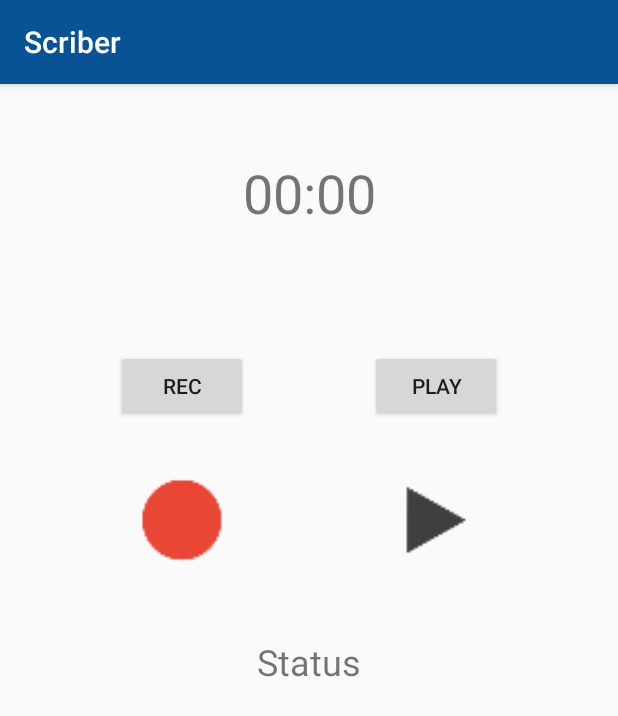
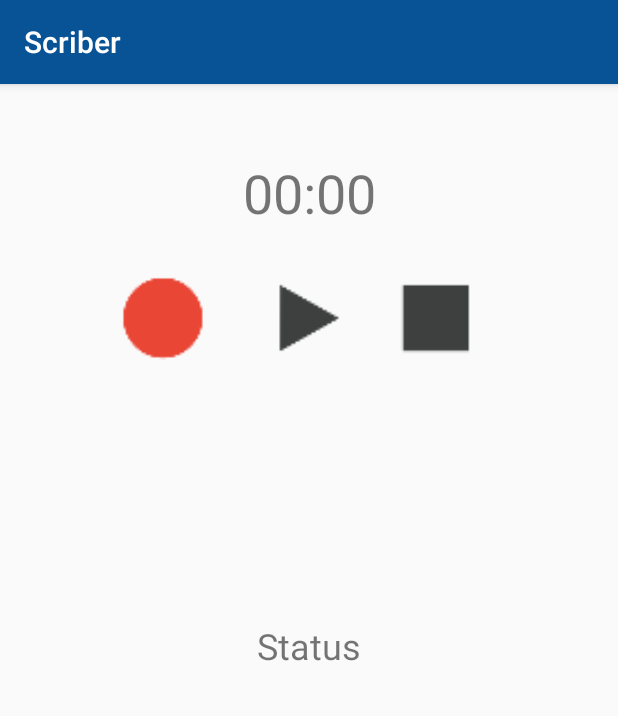
Before and after one commit to TimBent/ScriberV2, an Android app: the screen it shows after launch (MainActivity), on a phone screen of 412 x 824 dp. Shown: the top 716 px of the screen. Run offline under Robolectric (Android 15) with nearby library versions, the phone set to English and light mode, and no system bars.

Commit message:
New stop button added. Status text view.

```diff
--- a/app/src/main/java/com/example/jnrmint/scriber/MainActivity.java
+++ b/app/src/main/java/com/example/jnrmint/scriber/MainActivity.java
@@ -1,8 +1,6 @@
 package com.example.jnrmint.scriber;
 
 import android.Manifest;
-import android.annotation.SuppressLint;
-import android.content.Context;
 import android.content.pm.PackageManager;
 import android.media.MediaPlayer;
 import android.media.MediaRecorder;
@@ -12,10 +10,7 @@ import android.support.v7.app.AppCompatActivity;
 import android.os.Bundle;
 import android.util.Log;
 import android.view.View;
-import android.view.ViewGroup;
-import android.widget.Button;
 import android.widget.ImageButton;
-import android.widget.LinearLayout;
 import android.widget.TextView;
 
 import java.io.IOException;
@@ -30,17 +25,19 @@ public class MainActivity extends AppCompatActivity {
     private boolean mStartRecording = true;
     private boolean mStartPlaying = true;
     private boolean mFirstPlay = true;
+    private boolean mFirstRecord = true;
+    private boolean mStopped = false;
 
     private static final String LOG_TAG = "AudioRecordTest";
     private static final int REQUEST_RECORD_AUDIO_PERMISSION = 200;
     private static String mFileName = null;
+    private static String sFileName = null;
 
-    private Button mRecordButton = null;
     private ImageButton mRecIcon = null;
     private MediaRecorder mRecorder = null;
 
-    private Button   mPlayButton = null;
     private ImageButton mPlayIcon = null;
+    private ImageButton mStopIcon = null;
     private MediaPlayer mPlayer = null;
 
     // Requesting permission to RECORD_AUDIO
@@ -55,7 +52,7 @@ public class MainActivity extends AppCompatActivity {
 
         // Record to the external cache directory for visibility
         mFileName = getExternalCacheDir().getAbsolutePath();
-        mFileName += "/audiorecordtest.AAC";
+        mFileName += "/audiorecordtest.3gp";
 
         ActivityCompat.requestPermissions(this, permissions, REQUEST_RECORD_AUDIO_PERMISSION);
 
@@ -67,69 +64,50 @@ public class MainActivity extends AppCompatActivity {
 
         status = findViewById(R.id.output);
 
-        mRecordButton = findViewById(R.id.btnRec);
-        mRecordButton.setOnClickListener(new View.OnClickListener() {
-            @Override
-            public void onClick(View view) {
-                        onRecord(mStartRecording);
-                        if (mStartRecording) {
-                            mRecordButton.setText("STOP");
-                            time.startTimer();
-                        } else {
-                            mRecordButton.setText("REC");
-                            time.stopTimer();
-                        }
-                        mStartRecording = !mStartRecording;
-                    }
-                });
-
-        mRecIcon = findViewById(R.id.imageButton3);
+        mRecIcon = findViewById(R.id.playpausebtn);
         mRecIcon.setBackgroundResource(R.drawable.ic_strt_rec);
         mRecIcon.setOnClickListener(new View.OnClickListener() {
             @Override
             public void onClick(View view) {
+                if(mStartPlaying) {
                     onRecord(mStartRecording);
                     if (mStartRecording) {
+                        if(mFirstRecord) {
                             mRecIcon.setBackgroundResource(R.drawable.ic_stp_rec);
+                            resetTime();
+                            status.setText("Recording started");
                             time.startTimer();
+                            mFirstRecord = !mFirstRecord;
+                        } else {
+                            mRecIcon.setBackgroundResource(R.drawable.ic_stp_rec);
+                            status.setText("Recording resumed");
+                            time.startTimer();
+                        }
                     } else {
                         mRecIcon.setBackgroundResource(R.drawable.ic_strt_rec);
+                        status.setText("Recording Paused");
                         time.stopTimer();
                     }
                     mStartRecording = !mStartRecording;
+                }   else {
+                    status.setText("Cannot record whilst playing!");
+                }
             }
         });
 
-        mPlayButton = findViewById(R.id.btnPlay);
-        mPlayButton.setText("PLAY");
-        mPlayButton.setOnClickListener(new View.OnClickListener() {
-            @Override
-            public void onClick(View view) {
-                onPlay(mStartPlaying);
-                if (mStartPlaying) {
-                    //mPlayButton.setText("Stop");
-                    time.startTimer();
-                } else {
-                    mPlayButton.setText("PLAY");
-                    time.stopTimer();
-                }
-                mStartPlaying = !mStartPlaying;
-            }
-        });
-
-        mPlayIcon = findViewById(R.id.imageButton);
+        mPlayIcon = findViewById(R.id.recstopBtn);
         mPlayIcon.setBackgroundResource(R.drawable.ic_ply_mb);
         mPlayIcon.setOnClickListener(new View.OnClickListener() {
             @Override
             public void onClick(View view) {
+                if(mStartRecording) {
                     onPlay(mStartPlaying);
+                    //if(!mPlayer.isPlaying()) {
                     if (mStartPlaying) {
-                    if(mFirstPlay){
+                            if (mFirstPlay) {
                                 mPlayIcon.setBackgroundResource(R.drawable.ic_pse_mb);
                                 //timeView.setText("00:00");
-                    timeView.setText(R.string.reset);
-                    time = new Timer();
-                    time.setClock(timeView);
+                                resetTime();
                                 status.setText("First Play");
                                 time.startTimer();
                                 mFirstPlay = !mFirstPlay;
@@ -141,10 +119,48 @@ public class MainActivity extends AppCompatActivity {
                     } else {
                         mPlayIcon.setBackgroundResource(R.drawable.ic_ply_mb);
                         time.stopTimer();
+                    }/*}  else    {
+                        mPlayIcon.setBackgroundResource(R.drawable.ic_ply_mb);
+                        //timeView.setText("00:00");
+                        time.stopTimer();
+                        resetTime();
+                        status.setText("Playing finished");
+                    }*/
+                    mStartPlaying = !mStartPlaying;
+                } else {
+                    status.setText("Cannot play whilst recording!");
                 }
-                mStartPlaying = !mStartPlaying;
             }
         });
+
+        mStopIcon = findViewById(R.id.stopplayBtn);
+        mStopIcon.setBackgroundResource(R.drawable.ic_stp_mb);
+        mStopIcon.setOnClickListener(new View.OnClickListener() {
+            @Override
+            public void onClick(View view) {
+                status.setText("All media stopped!");
+                time.stopTimer();
+                resetTime();
+                if(!mStartRecording) {
+                    stopRecording();
+                    mStartRecording = true;
+                    mFirstRecord = true;
+                    mRecIcon.setBackgroundResource(R.drawable.ic_strt_rec);
+                }
+                if (!mStartPlaying)  {
+                    stopPlaying();
+                    mStartPlaying = true;
+                    mFirstPlay = true;
+                    mPlayIcon.setBackgroundResource(R.drawable.ic_ply_mb);
+                }
+            }
+        });
+    }
+
+    public void resetTime(){
+        timeView.setText(R.string.reset);
+        time = new Timer();
+        time.setClock(timeView);
     }
 
     @Override
@@ -161,17 +177,19 @@ public class MainActivity extends AppCompatActivity {
 
     private void onRecord(boolean start) {
         if (start) {
-            startRecording();
+            if(mFirstRecord) startRecording();
+            else mRecorder.start();
         } else {
-            stopRecording();
+            pauseRecording();
         }
     }
 
     private void onPlay(boolean start) {
         if (start) {
-            startPlaying();
+            if(mFirstPlay) startPlaying();
+            else mPlayer.start();
         } else {
-            stopPlaying();
+            pausePlaying();
         }
     }
 
@@ -184,10 +202,17 @@ public class MainActivity extends AppCompatActivity {
                 mPlayer.prepare();  //preparing player to work
                 mPlayer.start();
                 //}
-
         } catch (IOException e) {
             Log.e(LOG_TAG, "prepare() failed");
         }
+    }
+
+    private void pausePlaying(){
+        mPlayer.pause();
+    }
+
+    private void pauseRecording(){
+        mRecorder.pause();
     }
 
     private void stopPlaying() {
@@ -197,7 +222,7 @@ public class MainActivity extends AppCompatActivity {
 
     private void startRecording() {
         mRecorder = new MediaRecorder();
-        mRecorder.setAudioSource(MediaRecorder.AudioSource.MIC);
+        mRecorder.setAudioSource(MediaRecorder.AudioSource.VOICE_RECOGNITION);
         mRecorder.setOutputFormat(MediaRecorder.OutputFormat.THREE_GPP);
         mRecorder.setOutputFile(mFileName);
         mRecorder.setAudioEncoder(MediaRecorder.AudioEncoder.AMR_NB);
--- a/app/src/main/java/com/example/jnrmint/scriber/Timer.java
+++ b/app/src/main/java/com/example/jnrmint/scriber/Timer.java
@@ -1,5 +1,6 @@
 package com.example.jnrmint.scriber;
 
+import android.media.MediaPlayer;
 import android.os.Handler;
 import android.os.SystemClock;
 import android.widget.TextView;
@@ -53,6 +54,27 @@ public class Timer {
 
 
         };
+    }
 
-    }
+    /*public void songTime(MediaPlayer mp){
+        private Runnable mUpdateTimeTask = new Runnable() {
+            public void run() {
+                long totalDuration = mp.getDuration();
+                long currentDuration = mp.getCurrentPosition();
+
+                // Displaying Total Duration time
+                songTotalDurationLabel.setText(""+utils.milliSecondsToTimer(totalDuration));
+                // Displaying time completed playing
+                songCurrentDurationLabel.setText(""+utils.milliSecondsToTimer(currentDuration));
+
+                // Updating progress bar
+                int progress = (int)(utils.getProgressPercentage(currentDuration, totalDuration));
+                //Log.d("Progress", ""+progress);
+                songProgressBar.setProgress(progress);
+
+                // Running this thread after 100 milliseconds
+                mHandler.postDelayed(this, 100);
+            }
+        };
+    }*/
 }
--- a/app/src/main/res/layout/activity_main.xml
+++ b/app/src/main/res/layout/activity_main.xml
@@ -11,71 +11,77 @@
         android:id="@+id/timer"
         android:layout_width="wrap_content"
         android:layout_height="wrap_content"
-        android:layout_marginBottom="272dp"
+        android:layout_marginBottom="19dp"
         android:layout_marginTop="48dp"
         android:text="@string/reset"
         android:textSize="36sp"
-        app:layout_constraintBottom_toTopOf="@+id/output"
+        app:layout_constraintBottom_toTopOf="@+id/relativeLayout3"
         app:layout_constraintEnd_toEndOf="parent"
         app:layout_constraintStart_toStartOf="parent"
         app:layout_constraintTop_toTopOf="parent" />
 
-    <Button
-        android:id="@+id/btnRec"
-        android:layout_width="wrap_content"
-        android:layout_height="wrap_content"
-        android:layout_marginEnd="4dp"
-        android:layout_marginTop="177dp"
-        android:text="@string/rec"
-        app:layout_constraintEnd_toStartOf="@+id/btnPlay"
-        app:layout_constraintStart_toStartOf="parent"
-        app:layout_constraintTop_toTopOf="parent" />
-
-    <Button
-        android:id="@+id/btnPlay"
-        android:layout_width="wrap_content"
-        android:layout_height="wrap_content"
-        android:layout_marginBottom="30dp"
-        android:text="@string/play"
-        app:layout_constraintBottom_toTopOf="@+id/imageButton"
-        app:layout_constraintEnd_toEndOf="parent"
-        app:layout_constraintStart_toEndOf="@+id/btnRec" />
-
-    <ImageButton
-        android:id="@+id/imageButton"
-        android:layout_width="72dp"
-        android:layout_height="72dp"
-        android:layout_marginEnd="77dp"
-        android:background="@android:color/background_light"
-        app:layout_constraintBottom_toBottomOf="@+id/imageButton3"
-        app:layout_constraintEnd_toEndOf="parent"
-        app:layout_constraintStart_toEndOf="@+id/imageButton3"
-        app:layout_constraintTop_toTopOf="@+id/imageButton3" />
-
-    <ImageButton
-        android:id="@+id/imageButton3"
-        android:layout_width="72dp"
-        android:layout_height="72dp"
-        android:layout_marginEnd="89dp"
-        android:layout_marginStart="78dp"
-        android:layout_marginTop="30dp"
-        android:background="@android:color/background_light"
-        app:layout_constraintEnd_toStartOf="@+id/imageButton"
-        app:layout_constraintStart_toStartOf="parent"
-        app:layout_constraintTop_toBottomOf="@+id/btnRec" />
 
     <TextView
         android:id="@+id/output"
-        android:layout_width="321dp"
+        android:layout_width="0dp"
         android:layout_height="0dp"
-        android:layout_marginBottom="101dp"
+        android:layout_marginBottom="100dp"
+        android:layout_marginEnd="31dp"
+        android:layout_marginStart="31dp"
         android:text="@string/status"
         android:textAlignment="center"
         android:textSize="24sp"
         app:layout_constraintBottom_toBottomOf="parent"
         app:layout_constraintEnd_toEndOf="parent"
         app:layout_constraintStart_toStartOf="parent"
-        app:layout_constraintTop_toBottomOf="@+id/timer" />
+        app:layout_constraintTop_toBottomOf="@+id/relativeLayout3" />
+
+    <RelativeLayout
+        android:id="@+id/relativeLayout3"
+        android:layout_width="0dp"
+        android:layout_height="82dp"
+        android:layout_marginBottom="160dp"
+        android:layout_marginEnd="33dp"
+        android:layout_marginStart="33dp"
+        app:layout_constraintBottom_toTopOf="@+id/output"
+        app:layout_constraintEnd_toEndOf="parent"
+        app:layout_constraintStart_toStartOf="parent"
+        app:layout_constraintTop_toBottomOf="@+id/timer">
+
+        <ImageButton
+            android:id="@+id/recstopBtn"
+            android:layout_width="72dp"
+            android:layout_height="72dp"
+            android:layout_centerHorizontal="true"
+            android:layout_centerVertical="true"
+            android:background="@android:color/background_light"
+            tools:layout_editor_absoluteX="237dp"
+            tools:layout_editor_absoluteY="219dp" />
+
+        <ImageButton
+            android:id="@+id/playpausebtn"
+            android:layout_width="72dp"
+            android:layout_height="72dp"
+            android:layout_alignParentStart="true"
+            android:layout_alignTop="@+id/recstopBtn"
+            android:layout_marginStart="40dp"
+            android:background="@android:color/background_light"
+            android:cropToPadding="false"
+            tools:layout_editor_absoluteX="76dp"
+            tools:layout_editor_absoluteY="219dp" />
+
+        <ImageButton
+            android:id="@+id/stopplayBtn"
+            android:layout_width="72dp"
+            android:layout_height="72dp"
+            android:layout_alignTop="@+id/recstopBtn"
+            android:layout_marginStart="12dp"
+            android:layout_toEndOf="@+id/recstopBtn"
+            android:background="@android:color/background_light"
+            tools:layout_editor_absoluteX="237dp"
+            tools:layout_editor_absoluteY="219dp" />
+
+    </RelativeLayout>
 
 
 </android.support.constraint.ConstraintLayout>
```
Also changed, not shown: app/src/main/java/com/example/jnrmint/scriber/Utilities.java (added, +16 -0 lines). Lines whose indentation alone changed are shown as unchanged.
